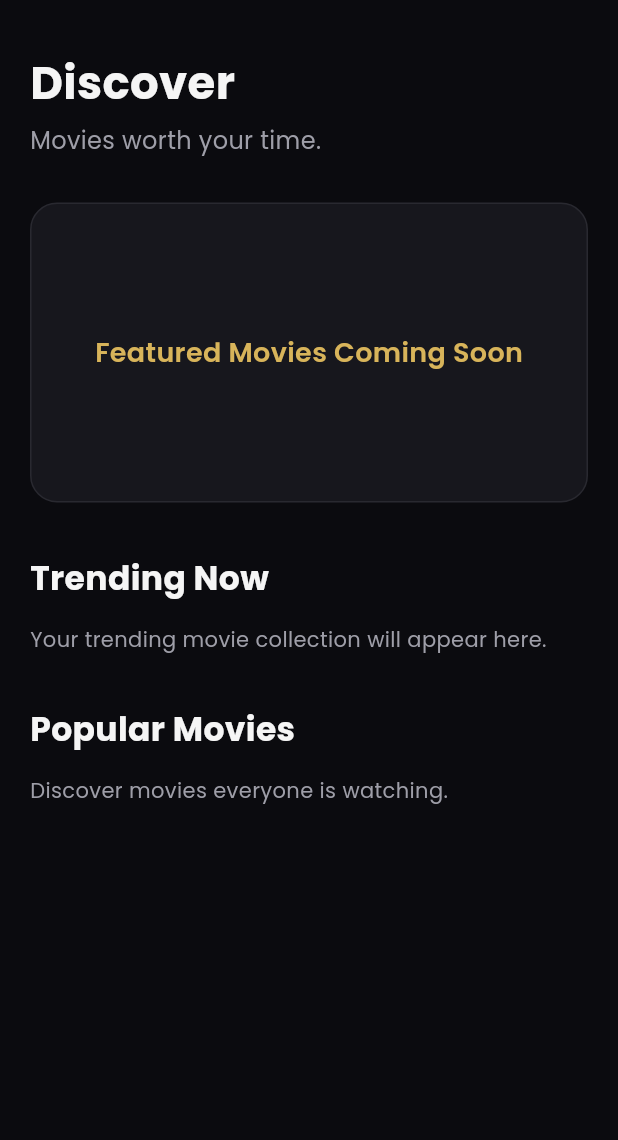
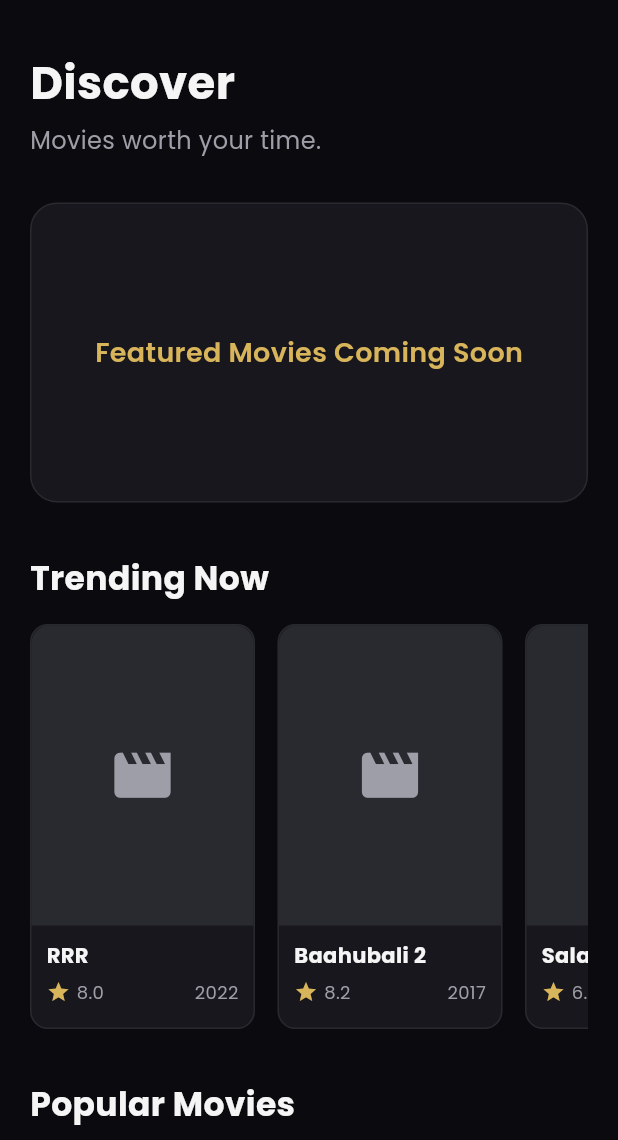
Before and after one commit to Jayavardhan16/cinescope, a Flutter app: the screen it shows after launch, on a phone screen of 412 x 824 dp, the part 96-1236 px from its top. Run offline on Flutter 3.47's test engine with Material 3 defaults, Android fonts, the phone set to English and light mode, and no system bars; our stand-ins replace google_fonts.

Commit message:
Add reusable movie cards with movie details

```diff
--- a/lib/features/home/home_screen.dart
+++ b/lib/features/home/home_screen.dart
@@ -1,6 +1,7 @@
 
 import 'package:flutter/material.dart';
 import '../../core/constants/app_colors.dart';
+import '../../shared/widgets/movie_card.dart';
 
 class HomeScreen extends StatelessWidget {
   const HomeScreen({super.key});
@@ -9,16 +10,13 @@ class HomeScreen extends StatelessWidget {
   Widget build(BuildContext context) {
     return Scaffold(
       backgroundColor: AppColors.background,
-
       body: SafeArea(
         child: SingleChildScrollView(
           child: Padding(
             padding: const EdgeInsets.all(20),
-
             child: Column(
               crossAxisAlignment: CrossAxisAlignment.start,
               children: [
-
                 // App Header
                 Row(
                   mainAxisAlignment: MainAxisAlignment.spaceBetween,
@@ -31,7 +29,6 @@ class HomeScreen extends StatelessWidget {
                         fontWeight: FontWeight.bold,
                       ),
                     ),
-
                     IconButton(
                       onPressed: () {},
                       icon: const Icon(
@@ -74,11 +71,8 @@ class HomeScreen extends StatelessWidget {
                   decoration: BoxDecoration(
                     color: AppColors.surface,
                     borderRadius: BorderRadius.circular(18),
-                    border: Border.all(
-                      color: AppColors.border,
-                    ),
+                    border: Border.all(color: AppColors.border),
                   ),
-
                   child: const Center(
                     child: Text(
                       'Featured Movies Coming Soon',
@@ -105,11 +99,36 @@ class HomeScreen extends StatelessWidget {
 
                 const SizedBox(height: 15),
 
-                const Text(
-                  'Your trending movie collection will appear here.',
-                  style: TextStyle(
-                    color: AppColors.secondaryText,
-                    fontSize: 14,
+                // Trending Movie Cards
+                SizedBox(
+                  height: 270,
+                  child: ListView(
+                    scrollDirection: Axis.horizontal,
+                    children: const [
+                      MovieCard(
+                        title: 'RRR',
+                        year: '2022',
+                        rating: 8.0,
+                      ),
+                      SizedBox(width: 15),
+                      MovieCard(
+                        title: 'Baahubali 2',
+                        year: '2017',
+                        rating: 8.2,
+                      ),
+                      SizedBox(width: 15),
+                      MovieCard(
+                        title: 'Salaar',
+                        year: '2023',
+                        rating: 6.6,
+                      ),
+                      SizedBox(width: 15),
+                      MovieCard(
+                        title: 'Devara',
+                        year: '2024',
+                        rating: 6.0,
+                      ),
+                    ],
                   ),
                 ),
 
--- /dev/null
+++ b/lib/shared/widgets/movie_card.dart
@@ -0,0 +1,94 @@
+import 'package:flutter/material.dart';
+import '../../core/constants/app_colors.dart';
+
+class MovieCard extends StatelessWidget {
+  final String title;
+  final String year;
+  final double rating;
+
+  const MovieCard({
+    super.key,
+    required this.title,
+    required this.year,
+    required this.rating,
+  });
+
+  @override
+  Widget build(BuildContext context) {
+    return Container(
+      width: 150,
+      decoration: BoxDecoration(
+        color: AppColors.surface,
+        borderRadius: BorderRadius.circular(12),
+        border: Border.all(color: AppColors.border),
+      ),
+      child: Column(
+        crossAxisAlignment: CrossAxisAlignment.start,
+        children: [
+          // Movie Poster Placeholder
+          Container(
+            height: 200,
+            width: double.infinity,
+            decoration: const BoxDecoration(
+              color: AppColors.border,
+              borderRadius: BorderRadius.vertical(
+                top: Radius.circular(12),
+              ),
+            ),
+            child: const Icon(
+              Icons.movie,
+              color: AppColors.secondaryText,
+              size: 45,
+            ),
+          ),
+
+          // Movie Information
+          Padding(
+            padding: const EdgeInsets.all(10),
+            child: Column(
+              crossAxisAlignment: CrossAxisAlignment.start,
+              children: [
+                Text(
+                  title,
+                  style: const TextStyle(
+                    color: AppColors.primaryText,
+                    fontWeight: FontWeight.bold,
+                    fontSize: 14,
+                  ),
+                  maxLines: 1,
+                  overflow: TextOverflow.ellipsis,
+                ),
+                const SizedBox(height: 6),
+                Row(
+                  children: [
+                    const Icon(
+                      Icons.star,
+                      color: AppColors.gold,
+                      size: 16,
+                    ),
+                    const SizedBox(width: 4),
+                    Text(
+                      rating.toString(),
+                      style: const TextStyle(
+                        color: AppColors.secondaryText,
+                        fontSize: 12,
+                      ),
+                    ),
+                    const Spacer(),
+                    Text(
+                      year,
+                      style: const TextStyle(
+                        color: AppColors.secondaryText,
+                        fontSize: 12,
+                      ),
+                    ),
+                  ],
+                ),
+              ],
+            ),
+          ),
+        ],
+      ),
+    );
+  }
+}
```
